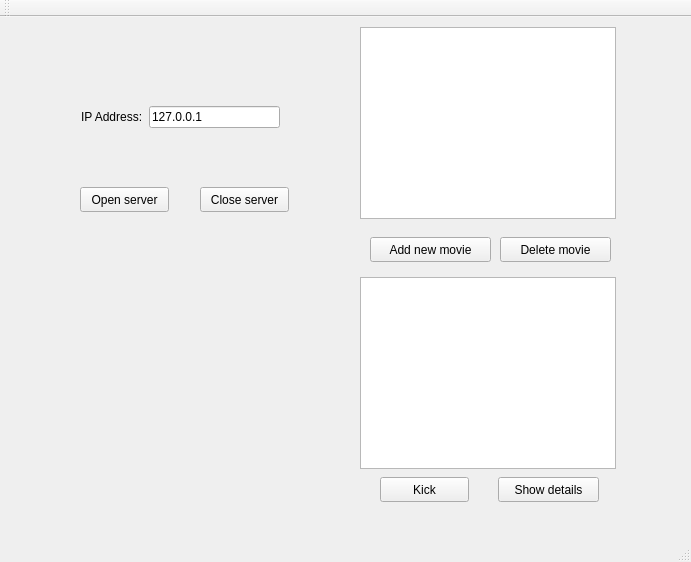
First picture: the form in src/gui/mainwindow.ui, repository Domnyk/Oton, before the edit.
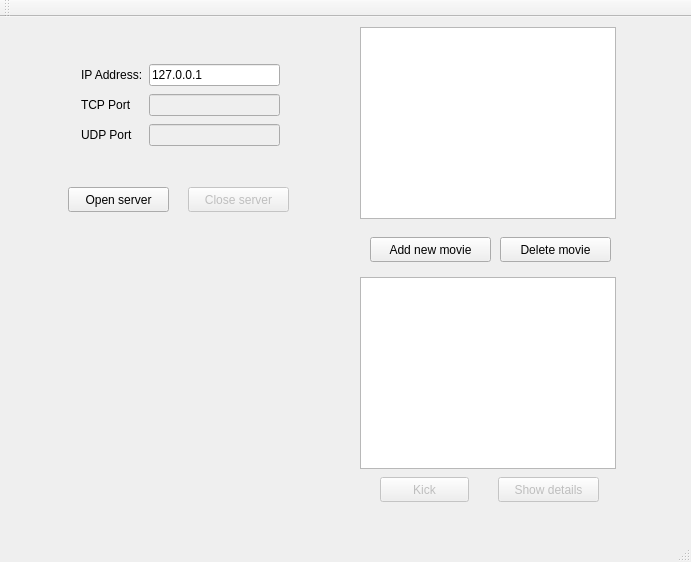
Second picture: the form after the edit.

```diff
--- a/src/gui/mainwindow.ui
+++ b/src/gui/mainwindow.ui
@@ -17,9 +17,9 @@
    <widget class="QPushButton" name="btn_open_server">
     <property name="geometry">
      <rect>
-      <x>80</x>
+      <x>68</x>
       <y>170</y>
-      <width>89</width>
+      <width>101</width>
       <height>25</height>
      </rect>
     </property>
@@ -31,12 +31,19 @@
     <property name="geometry">
      <rect>
       <x>70</x>
-      <y>60</y>
+      <y>34</y>
       <width>221</width>
-      <height>81</height>
+      <height>111</height>
      </rect>
     </property>
     <layout class="QGridLayout" name="layout_address">
+     <item row="1" column="0">
+      <widget class="QLabel" name="label_tcp_port">
+       <property name="text">
+        <string>TCP Port</string>
+       </property>
+      </widget>
+     </item>
      <item row="0" column="0">
       <widget class="QLabel" name="label_ip_address">
        <property name="text">
@@ -54,6 +61,27 @@
        </property>
       </widget>
      </item>
+     <item row="1" column="1">
+      <widget class="QLineEdit" name="tcp_port">
+       <property name="enabled">
+        <bool>false</bool>
+       </property>
+      </widget>
+     </item>
+     <item row="2" column="1">
+      <widget class="QLineEdit" name="udp_port">
+       <property name="enabled">
+        <bool>false</bool>
+       </property>
+      </widget>
+     </item>
+     <item row="2" column="0">
+      <widget class="QLabel" name="label_udp_port">
+       <property name="text">
+        <string>UDP Port</string>
+       </property>
+      </widget>
+     </item>
     </layout>
    </widget>
    <widget class="QPushButton" name="btn_choose_file">
@@ -70,6 +98,9 @@
     </property>
    </widget>
    <widget class="QPushButton" name="btn_kick_peer">
+    <property name="enabled">
+     <bool>false</bool>
+    </property>
     <property name="geometry">
      <rect>
       <x>380</x>
@@ -106,6 +137,9 @@
     </property>
    </widget>
    <widget class="QPushButton" name="btn_show_details">
+    <property name="enabled">
+     <bool>false</bool>
+    </property>
     <property name="geometry">
      <rect>
       <x>498</x>
@@ -119,11 +153,14 @@
     </property>
    </widget>
    <widget class="QPushButton" name="btn_close_server">
+    <property name="enabled">
+     <bool>false</bool>
+    </property>
     <property name="geometry">
      <rect>
-      <x>200</x>
+      <x>188</x>
       <y>170</y>
-      <width>89</width>
+      <width>101</width>
       <height>25</height>
      </rect>
     </property>
```
Left out of the diff: 3 changed lines with no effect on the pictures.
